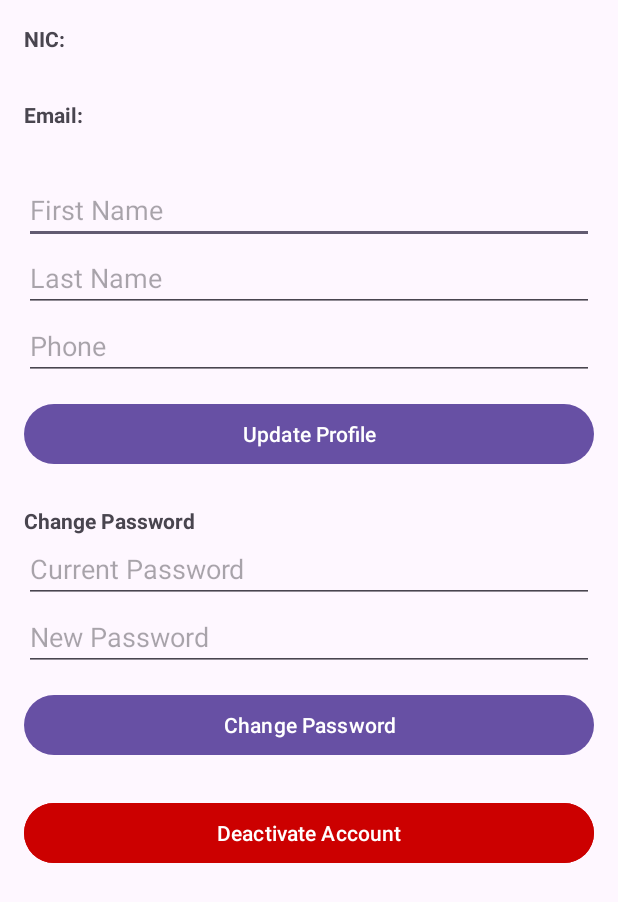
After one commit to Sachintha-Dinuranga/VoltReserve-mobile, an Android app: the OwnerProfileActivity screen opened directly, with no data from a screen before it, on a phone screen of 412 x 824 dp. The commit adds this screen. Shown: the top 902 px of the screen. Run offline under Robolectric (Android 15) with nearby library versions, the phone set to English and light mode, and no system bars; network calls fail.

Commit message:
owner profile crud

```diff
--- a/app/src/main/AndroidManifest.xml
+++ b/app/src/main/AndroidManifest.xml
@@ -14,6 +14,9 @@
         android:roundIcon="@mipmap/ic_launcher_round"
         android:supportsRtl="true"
         android:theme="@style/Theme.VoltReserve">
+        <activity
+            android:name=".OwnerProfileActivity"
+            android:exported="false" />
         <activity
             android:name=".RegisterActivity"
             android:exported="false" />
--- a/app/src/main/java/com/example/voltreserve/DashboardActivity.kt
+++ b/app/src/main/java/com/example/voltreserve/DashboardActivity.kt
@@ -22,9 +22,9 @@ class DashboardActivity : AppCompatActivity() {
         binding.tvUpcomingCount.text = "5"
 
         // Click listeners for tiles
-//        binding.tileNewReservation.setOnClickListener {
-//            startActivity(Intent(this, NewReservationActivity::class.java))
-//        }
+        binding.tileNewReservation.setOnClickListener {
+            startActivity(Intent(this, OwnerProfileActivity::class.java))
+        }
 //
 //        binding.tileCurrentReservations.setOnClickListener {
 //            startActivity(Intent(this, CurrentReservationsActivity::class.java))
--- a/app/src/main/java/com/example/voltreserve/client/RetrofitClient.kt
+++ b/app/src/main/java/com/example/voltreserve/client/RetrofitClient.kt
@@ -1,17 +1,50 @@
 package com.example.voltreserve.client
 
-import com.example.voltreserve.services.ApiService
+import android.content.Context
+import com.example.voltreserve.helpers.SessionDbHelper
+import com.example.voltreserve.services.OwnerApiService
+import okhttp3.Interceptor
+import okhttp3.OkHttpClient
 import retrofit2.Retrofit
 import retrofit2.converter.gson.GsonConverterFactory
 
-object RetrofitClient {
-    private const val BASE_URL = "http://192.168.1.104:5029/"  // use 10.0.2.2 for Android emulator
+object  RetrofitClient {
+    private const val BASE_URL = "http://192.168.156.199:5029/"
 
-    val instance: ApiService by lazy {
+    // Public instance (for login/register, no token needed)
+    val instance: OwnerApiService by lazy {
         val retrofit = Retrofit.Builder()
             .baseUrl(BASE_URL)
             .addConverterFactory(GsonConverterFactory.create())
             .build()
-        retrofit.create(ApiService::class.java)
+        retrofit.create(OwnerApiService::class.java)
+    }
+
+    // Authenticated instance (automatically adds token to requests)
+    fun getOwnerService(context: Context): OwnerApiService {
+        val dbHelper = SessionDbHelper(context)
+
+        val client = OkHttpClient.Builder()
+            .addInterceptor(Interceptor { chain ->
+                val original = chain.request()
+                val builder = original.newBuilder()
+
+                // Fetch token dynamically from SQLite
+                val token = dbHelper.getSession()
+                token?.let {
+                    builder.addHeader("Authorization", "Bearer $it")
+                }
+
+                chain.proceed(builder.build())
+            })
+            .build()
+
+        val retrofit = Retrofit.Builder()
+            .baseUrl(BASE_URL)
+            .client(client)
+            .addConverterFactory(GsonConverterFactory.create())
+            .build()
+
+        return retrofit.create(OwnerApiService::class.java)
     }
 }
--- /dev/null
+++ b/app/src/main/java/com/example/voltreserve/services/OwnerApiService.kt
@@ -0,0 +1,36 @@
+package com.example.voltreserve.services
+
+import com.example.voltreserve.models.ChangePasswordRequest
+import com.example.voltreserve.models.LoginRequest
+import com.example.voltreserve.models.LoginResponse
+import com.example.voltreserve.models.OwnerDto
+import com.example.voltreserve.models.RegisterRequest
+import com.example.voltreserve.models.RegisterResponse
+import com.example.voltreserve.models.UpdateOwnerRequest
+import retrofit2.Response
+import retrofit2.http.Body
+import retrofit2.http.GET
+import retrofit2.http.POST
+import retrofit2.http.PUT
+
+interface OwnerApiService {
+
+    @POST("api/owners/auth/register")
+    suspend fun register(@Body request: RegisterRequest): Response<RegisterResponse>
+
+
+    @POST("api/owners/auth/login")
+    suspend fun login(@Body request: LoginRequest): Response<LoginResponse>
+
+    @GET("api/owners/me")
+    suspend fun getProfile(): Response<OwnerDto>
+
+    @PUT("api/owners/me")
+    suspend fun updateProfile(@Body req: UpdateOwnerRequest): Response<OwnerDto>
+
+    @POST("api/owners/me/change-password")
+    suspend fun changePassword(@Body req: ChangePasswordRequest): Response<Unit>
+
+    @POST("api/owners/me/deactivate")
+    suspend fun deactivate(): Response<Unit>
+}
--- /dev/null
+++ b/app/src/main/res/layout/activity_owner_profile.xml
@@ -0,0 +1,103 @@
+<?xml version="1.0" encoding="utf-8"?>
+<ScrollView xmlns:android="http://schemas.android.com/apk/res/android"
+    android:layout_width="match_parent"
+    android:layout_height="match_parent"
+    android:padding="16dp">
+
+    <LinearLayout
+        android:layout_width="match_parent"
+        android:layout_height="wrap_content"
+        android:orientation="vertical">
+
+        <!-- Readonly Info -->
+        <TextView
+            android:layout_width="match_parent"
+            android:layout_height="wrap_content"
+            android:text="NIC:"
+            android:textStyle="bold"/>
+
+        <TextView
+            android:id="@+id/tvNic"
+            android:layout_width="match_parent"
+            android:layout_height="wrap_content"
+            android:layout_marginBottom="12dp"/>
+
+        <TextView
+            android:layout_width="match_parent"
+            android:layout_height="wrap_content"
+            android:text="Email:"
+            android:textStyle="bold"/>
+
+        <TextView
+            android:id="@+id/tvEmail"
+            android:layout_width="match_parent"
+            android:layout_height="wrap_content"
+            android:layout_marginBottom="12dp"/>
+
+        <!-- Editable -->
+        <EditText
+            android:id="@+id/etFirstName"
+            android:layout_width="match_parent"
+            android:layout_height="wrap_content"
+            android:hint="First Name" />
+
+        <EditText
+            android:id="@+id/etLastName"
+            android:layout_width="match_parent"
+            android:layout_height="wrap_content"
+            android:hint="Last Name" />
+
+        <EditText
+            android:id="@+id/etPhone"
+            android:layout_width="match_parent"
+            android:layout_height="wrap_content"
+            android:hint="Phone"
+            android:inputType="phone" />
+
+        <Button
+            android:id="@+id/btnUpdate"
+            android:layout_width="match_parent"
+            android:layout_height="wrap_content"
+            android:text="Update Profile"
+            android:layout_marginTop="12dp" />
+
+        <!-- Change Password -->
+        <TextView
+            android:layout_width="match_parent"
+            android:layout_height="wrap_content"
+            android:text="Change Password"
+            android:textStyle="bold"
+            android:layout_marginTop="24dp"/>
+
+        <EditText
+            android:id="@+id/etCurrentPassword"
+            android:layout_width="match_parent"
+            android:layout_height="wrap_content"
+            android:hint="Current Password"
+            android:inputType="textPassword" />
+
+        <EditText
+            android:id="@+id/etNewPassword"
+            android:layout_width="match_parent"
+            android:layout_height="wrap_content"
+            android:hint="New Password"
+            android:inputType="textPassword" />
+
+        <Button
+            android:id="@+id/btnChangePassword"
+            android:layout_width="match_parent"
+            android:layout_height="wrap_content"
+            android:text="Change Password"
+            android:layout_marginTop="12dp" />
+
+        <!-- Deactivate -->
+        <Button
+            android:id="@+id/btnDeactivate"
+            android:layout_width="match_parent"
+            android:layout_height="wrap_content"
+            android:text="Deactivate Account"
+            android:layout_marginTop="24dp"
+            android:backgroundTint="@android:color/holo_red_dark"
+            android:textColor="@android:color/white"/>
+    </LinearLayout>
+</ScrollView>
--- a/app/src/main/res/xml/network_security_config.xml
+++ b/app/src/main/res/xml/network_security_config.xml
@@ -1,7 +1,7 @@
 <?xml version="1.0" encoding="utf-8"?>
 <network-security-config>
     <domain-config cleartextTrafficPermitted="true">
-        <domain includeSubdomains="true">192.168.1.104</domain>
+        <domain includeSubdomains="true">192.168.156.199</domain>
         <domain includeSubdomains="true">localhost</domain>
     </domain-config>
 </network-security-config>
```
Also changed, not shown: app/src/main/java/com/example/voltreserve/OwnerProfileActivity.kt (added, +118 -0 lines), app/src/main/java/com/example/voltreserve/models/OwnerProfile.kt (added, +22 -0 lines), app/src/main/java/com/example/voltreserve/services/ApiService.kt (deleted, +0 -19 lines).
